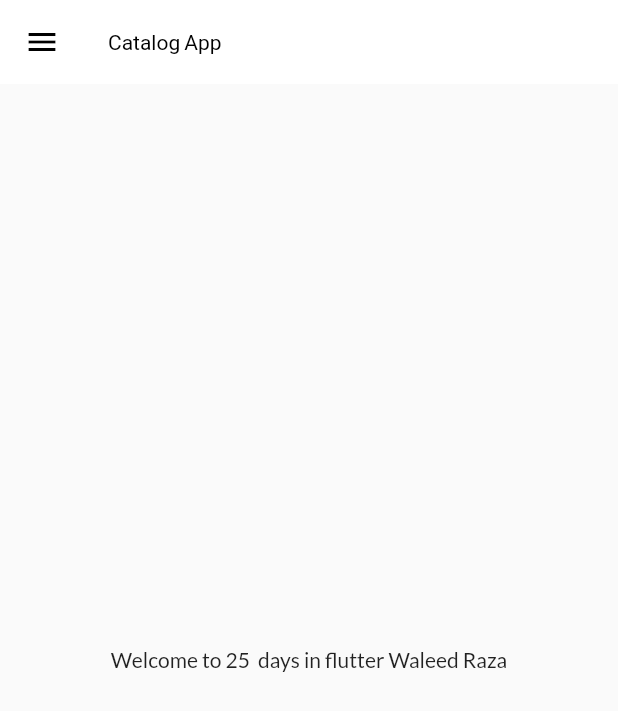
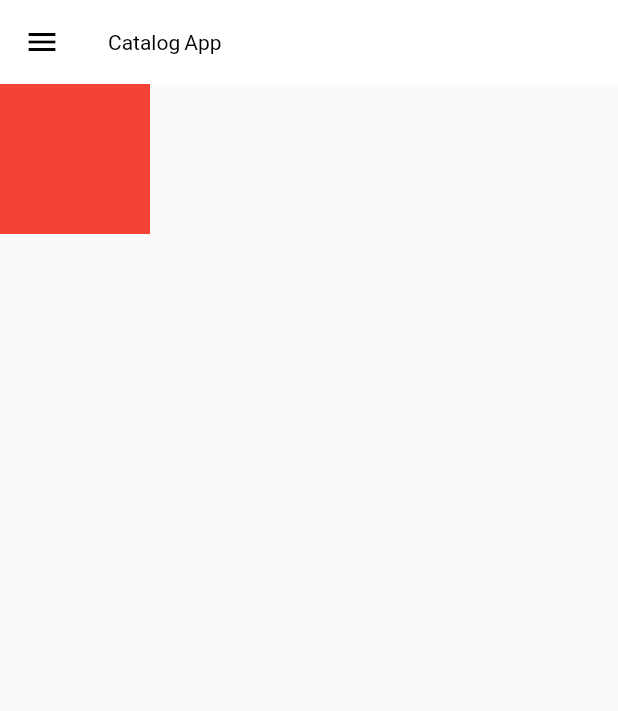
Before and after one commit to waleedraza22221/30DaysOfFlutter, a Flutter app: the screen it shows after launch, on a phone screen of 412 x 824 dp. Shown: the top 711 px of the screen. Run offline on Flutter 3.47's test engine with Material 2 defaults, Android fonts, the phone set to English and light mode, and no system bars; our stand-ins replace google_fonts.

Commit message:
Day 11 Completed

```diff
--- a/lib/pages/home_page.dart
+++ b/lib/pages/home_page.dart
@@ -11,10 +11,10 @@ class HomePage extends StatelessWidget {
       appBar: AppBar(
         title: Text("Catalog App"),
       ),
-      body: Center(
-        child: Container(
-          child: Text("Welcome to $days  days in flutter $name"),
-        ),
+      body: Container(
+        height: 100,
+        width: 100,
+        color: Colors.red,
       ),
       drawer: MyDrawer(),
     );
--- a/lib/widgets/drawer.dart
+++ b/lib/widgets/drawer.dart
@@ -19,6 +19,7 @@ class MyDrawer extends StatelessWidget {
                 accountName: Text("Waleed Raza"),
                 accountEmail: Text("waleed@gmail.com"),
                 currentAccountPicture: CircleAvatar(
+
                   backgroundImage: NetworkImage(imageUrl),
                 ),
               ),
```
